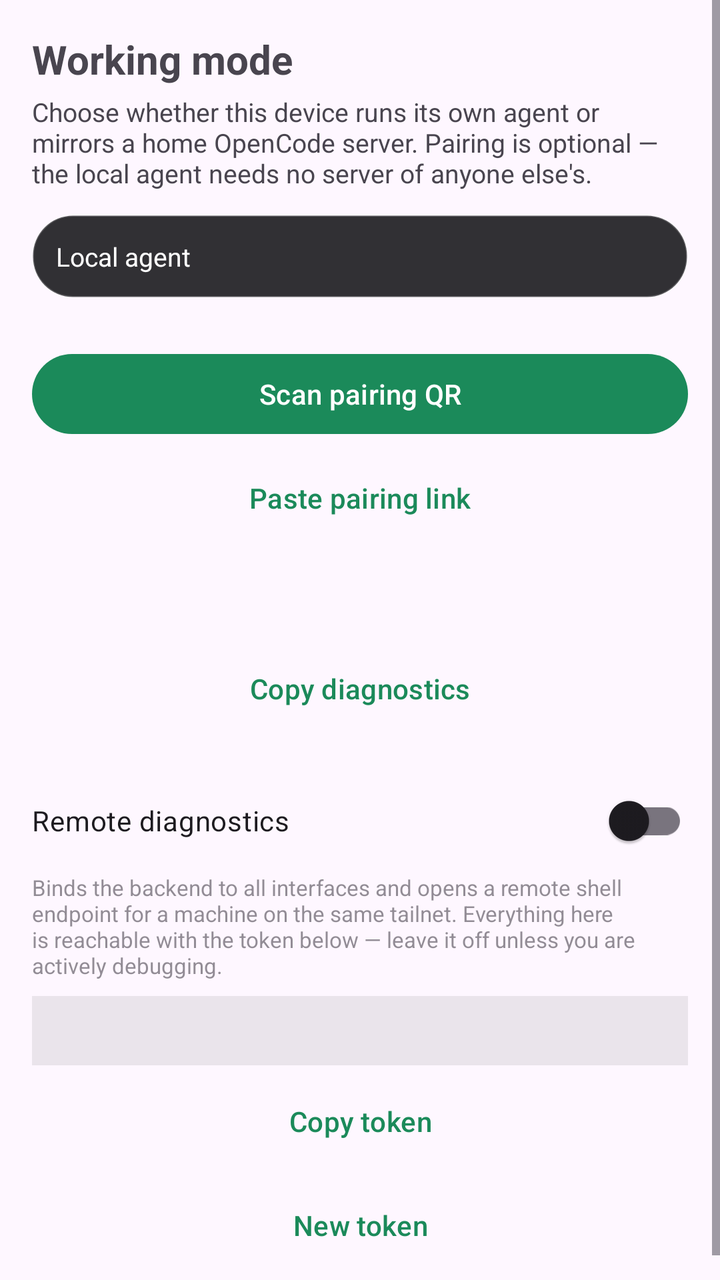
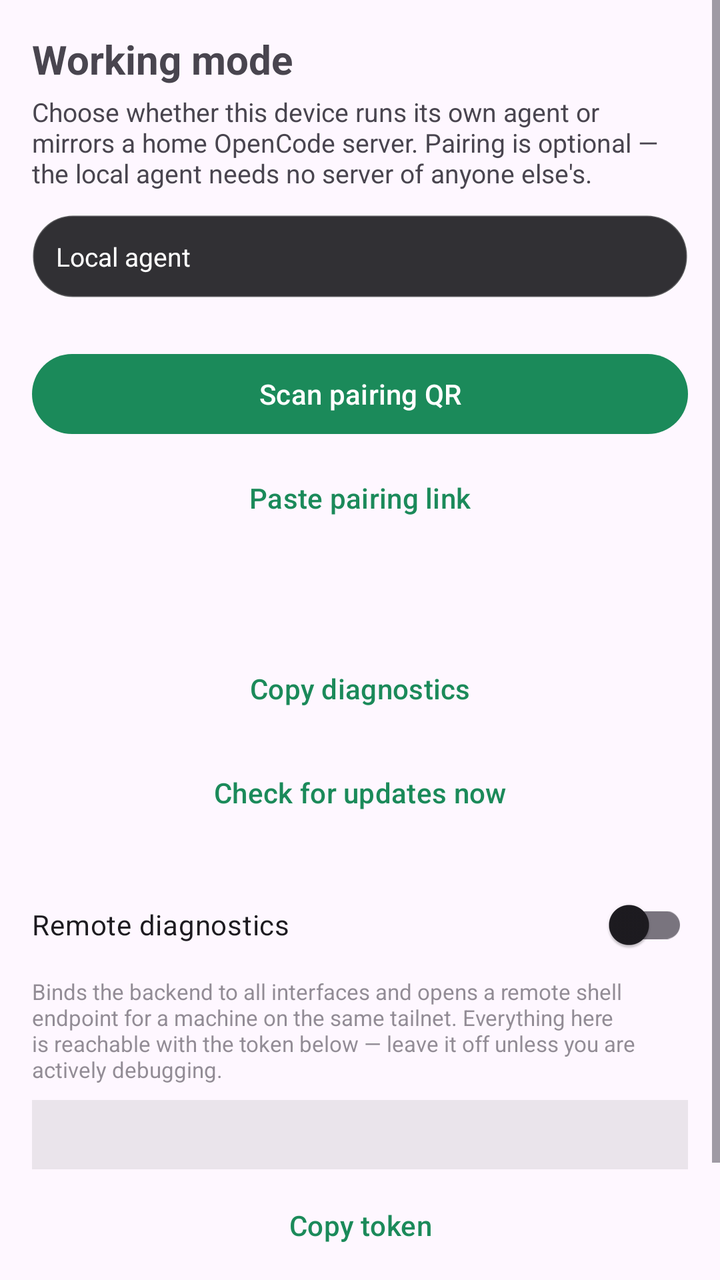

Before-and-after screenshots of an Android layout around one commit, followed by the original layout XML and the change that was made.
<!-- AndroidManifest.xml: application theme Theme.OpenCode -->
<!-- res/layout/activity_peers.xml -->
<?xml version="1.0" encoding="utf-8"?>
<ScrollView xmlns:android="http://schemas.android.com/apk/res/android"
    android:layout_width="match_parent"
    android:layout_height="match_parent"
    android:fillViewport="true">

    <LinearLayout
        android:layout_width="match_parent"
        android:layout_height="wrap_content"
        android:orientation="vertical"
        android:background="?android:attr/colorBackground"
        android:padding="16dp">

        <TextView
            android:layout_width="wrap_content"
            android:layout_height="wrap_content"
            android:text="@string/peers_title"
            android:textSize="20sp"
            android:textStyle="bold" />

        <TextView
            android:layout_width="match_parent"
            android:layout_height="wrap_content"
            android:layout_marginTop="4dp"
            android:text="@string/peers_subtitle"
            android:textSize="13sp" />

        
        <TextView
            android:id="@+id/modeStatus"
            android:layout_width="match_parent"
            android:layout_height="wrap_content"
            android:layout_marginTop="12dp"
            android:background="@drawable/bg_mode_chip"
            android:padding="12dp"
            android:text="@string/mode_local"
            android:textColor="#FFFFFFFF"
            android:textSize="13sp" />

        
        <com.google.android.material.button.MaterialButton
            android:id="@+id/workLocallyButton"
            style="@style/Widget.Material3.Button.OutlinedButton"
            android:layout_width="match_parent"
            android:layout_height="wrap_content"
            android:layout_marginTop="8dp"
            android:text="@string/work_locally"
            android:visibility="gone" />

        
        <LinearLayout
            android:id="@+id/batteryWarning"
            android:layout_width="match_parent"
            android:layout_height="wrap_content"
            android:layout_marginTop="12dp"
            android:background="@drawable/bg_mode_chip"
            android:orientation="vertical"
            android:padding="12dp"
            android:visibility="gone">

            <TextView
                android:layout_width="match_parent"
                android:layout_height="wrap_content"
                android:text="@string/battery_title"
                android:textColor="#FFFFC9A0"
                android:textSize="13sp"
                android:textStyle="bold" />

            <TextView
                android:layout_width="match_parent"
                android:layout_height="wrap_content"
                android:layout_marginTop="4dp"
                android:text="@string/battery_body"
                android:textColor="#FFFFFFFF"
                android:textSize="13sp" />

            <com.google.android.material.button.MaterialButton
                android:id="@+id/batteryButton"
                style="@style/Widget.Material3.Button.TextButton"
                android:layout_width="wrap_content"
                android:layout_height="wrap_content"
                android:layout_marginTop="4dp"
                android:text="@string/battery_open" />
        </LinearLayout>

        <ListView
            android:id="@+id/peerList"
            android:layout_width="match_parent"
            android:layout_height="wrap_content"
            android:layout_marginTop="12dp"
            android:nestedScrollingEnabled="false" />

        <TextView
            android:id="@+id/emptyView"
            android:layout_width="match_parent"
            android:layout_height="wrap_content"
            android:layout_marginTop="24dp"
            android:gravity="center"
            android:text="@string/peers_empty"
            android:textSize="14sp"
            android:visibility="gone" />

        <com.google.android.material.button.MaterialButton
            android:id="@+id/scanButton"
            android:layout_width="match_parent"
            android:layout_height="wrap_content"
            android:layout_marginTop="12dp"
            android:text="@string/peers_scan_qr" />

        <com.google.android.material.button.MaterialButton
            android:id="@+id/pasteButton"
            style="@style/Widget.Material3.Button.TextButton"
            android:layout_width="match_parent"
            android:layout_height="wrap_content"
            android:layout_marginTop="4dp"
            android:text="@string/peers_paste_link" />

        
        <TextView
            android:id="@+id/engineInfo"
            android:layout_width="match_parent"
            android:layout_height="wrap_content"
            android:layout_marginTop="10dp"
            android:gravity="center"
            android:textIsSelectable="true"
            android:textSize="11sp"
            android:alpha="0.55" />

        
        <TextView
            android:id="@+id/workspaceInfo"
            android:layout_width="match_parent"
            android:layout_height="wrap_content"
            android:layout_marginTop="4dp"
            android:gravity="center"
            android:textIsSelectable="true"
            android:textSize="11sp"
            android:alpha="0.55" />

        
        <com.google.android.material.button.MaterialButton
            android:id="@+id/copyDiagnosticsButton"
            style="@style/Widget.Material3.Button.TextButton"
            android:layout_width="match_parent"
            android:layout_height="wrap_content"
            android:layout_marginTop="4dp"
            android:text="@string/copy_diagnostics" />

        
        <com.google.android.material.switchmaterial.SwitchMaterial
            android:id="@+id/diagSwitch"
            android:layout_width="match_parent"
            android:layout_height="wrap_content"
            android:layout_marginTop="18dp"
            android:text="@string/diag_title" />

        <TextView
            android:layout_width="match_parent"
            android:layout_height="wrap_content"
            android:layout_marginTop="2dp"
            android:text="@string/diag_body"
            android:textSize="11sp"
            android:alpha="0.6" />

        <TextView
            android:id="@+id/diagInfo"
            android:layout_width="match_parent"
            android:layout_height="wrap_content"
            android:layout_marginTop="8dp"
            android:background="#14000000"
            android:fontFamily="monospace"
            android:padding="10dp"
            android:textIsSelectable="true"
            android:textSize="11sp" />

        
        <com.google.android.material.button.MaterialButton
            android:id="@+id/diagCopyButton"
            style="@style/Widget.Material3.Button.TextButton"
            android:layout_width="match_parent"
            android:layout_height="wrap_content"
            android:layout_marginTop="4dp"
            android:text="@string/diag_copy" />

        <com.google.android.material.button.MaterialButton
            android:id="@+id/diagRotateButton"
            style="@style/Widget.Material3.Button.TextButton"
            android:layout_width="match_parent"
            android:layout_height="wrap_content"
            android:layout_marginTop="4dp"
            android:text="@string/diag_rotate" />
    </LinearLayout>
</ScrollView>
<!-- resources referenced by this layout -->
<resources>
  <!-- drawable bg_mode_chip (drawable) -->
  <?xml version="1.0" encoding="utf-8"?>
  <shape xmlns:android="http://schemas.android.com/apk/res/android"
      android:shape="rectangle">
      <solid android:color="#E61B1B1F" />
      <corners android:radius="20dp" />
      <stroke
          android:width="1dp"
          android:color="#33FFFFFF" />
  </shape>
  <string name="battery_body">Huawei, Xiaomi and similar ROMs freeze background apps to save battery, which stops the local OpenCode server while it is supposed to be running. Allow unrestricted background activity for this app. On HarmonyOS/EMUI also open Battery → App launch and set OpenCode to “Manage manually”.</string>
  <string name="battery_open">Open battery settings</string>
  <string name="battery_title">Background may be killed</string>
  <string name="copy_diagnostics">Copy diagnostics</string>
  <string name="diag_body">Binds the backend to all interfaces and opens a remote shell endpoint for a machine on the same tailnet. Everything here is reachable with the token below — leave it off unless you are actively debugging.</string>
  <string name="diag_copy">Copy token</string>
  <string name="diag_rotate">New token</string>
  <string name="diag_title">Remote diagnostics</string>
  <string name="mode_local">Local agent</string>
  <string name="peers_empty">No servers paired yet. Scan a pairing QR or paste a pairing link.</string>
  <string name="peers_paste_link">Paste pairing link</string>
  <string name="peers_scan_qr">Scan pairing QR</string>
  <string name="peers_subtitle">Choose whether this device runs its own agent or mirrors a home OpenCode server. Pairing is optional — the local agent needs no server of anyone else\'s.</string>
  <string name="peers_title">Working mode</string>
  <string name="work_locally">Work locally</string>
  <style name="Theme.OpenCode" parent="Theme.Material3.DayNight.NoActionBar">
          <item name="colorPrimary">@color/opencode_primary</item>
          <item name="colorOnPrimary">@color/opencode_on_primary</item>
          <item name="android:statusBarColor">?android:attr/colorBackground</item>
          <item name="android:navigationBarColor">?android:attr/colorBackground</item>
          <item name="android:windowLightStatusBar" tools:targetApi="m">true</item>
      </style>
  <color name="opencode_primary">#1B8A5A</color>
  <color name="opencode_on_primary">#FFFFFF</color>
</resources>

<!-- the commit's change to res/layout/activity_peers.xml (unified diff, before → after) -->
@@ -147,6 +147,15 @@
             android:text="@string/copy_diagnostics" />
 
         
+        <com.google.android.material.button.MaterialButton
+            android:id="@+id/checkUpdateButton"
+            style="@style/Widget.Material3.Button.TextButton"
+            android:layout_width="match_parent"
+            android:layout_height="wrap_content"
+            android:layout_marginTop="4dp"
+            android:text="@string/check_update" />
+
+        
         <com.google.android.material.switchmaterial.SwitchMaterial
             android:id="@+id/diagSwitch"
             android:layout_width="match_parent"
<!-- resource entries referenced after the edit -->
@@ -13,6 +13,7 @@
   <string name="battery_body">Huawei, Xiaomi and similar ROMs freeze background apps to save battery, which stops the local OpenCode server while it is supposed to be running. Allow unrestricted background activity for this app. On HarmonyOS/EMUI also open Battery → App launch and set OpenCode to “Manage manually”.</string>
   <string name="battery_open">Open battery settings</string>
   <string name="battery_title">Background may be killed</string>
+  <string name="check_update">Check for updates now</string>
   <string name="copy_diagnostics">Copy diagnostics</string>
   <string name="diag_body">Binds the backend to all interfaces and opens a remote shell endpoint for a machine on the same tailnet. Everything here is reachable with the token below — leave it off unless you are actively debugging.</string>
   <string name="diag_copy">Copy token</string>
